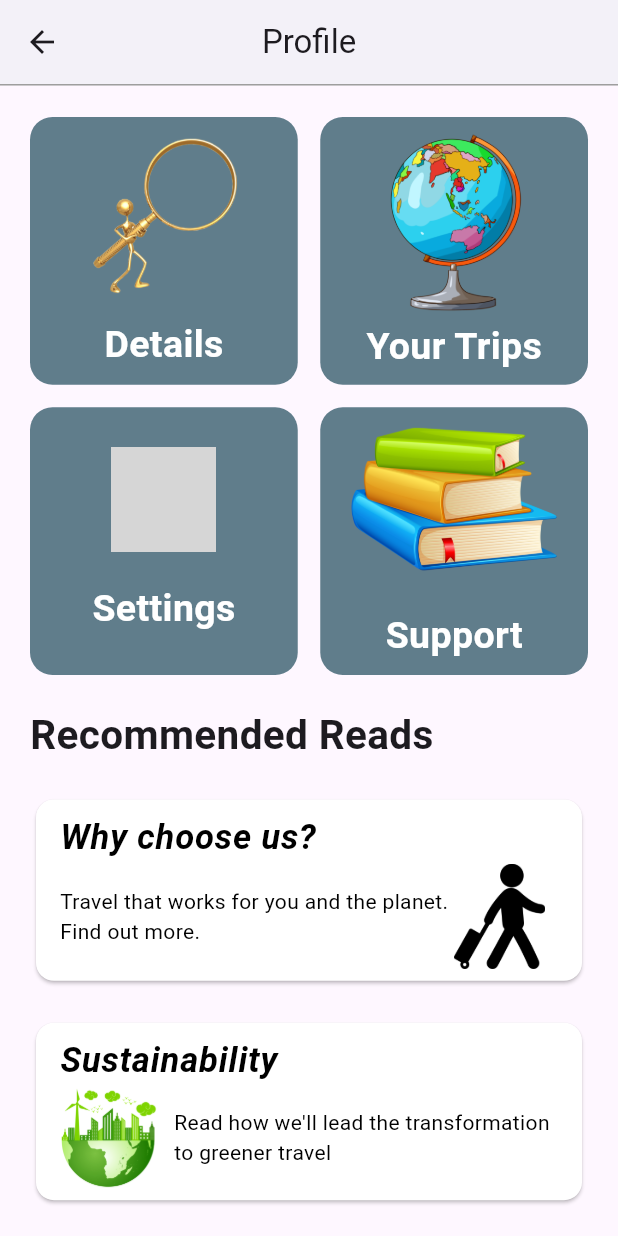
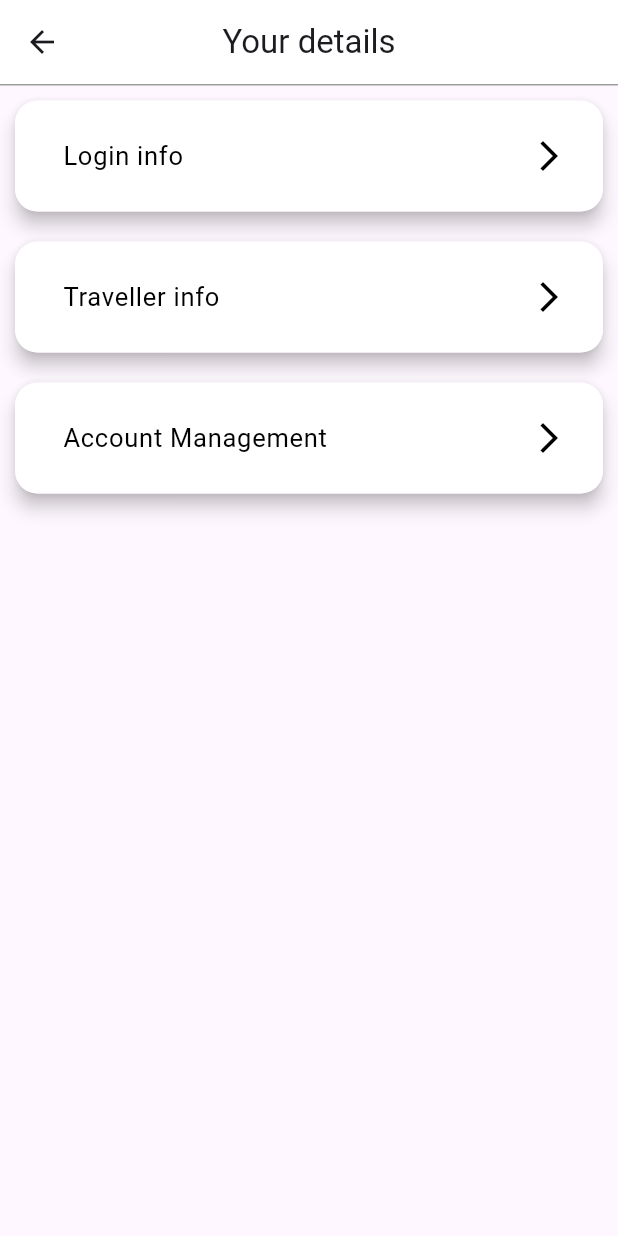
Before and after one commit to AyonDebnath/FLIGHT-SAVVY-APP, a Flutter app: the ProfilePage screen opened directly with empty values, scrolled down 318 dp, after a tap on "Details", on a phone screen of 412 x 824 dp. Run offline on Flutter 3.47's test engine with Material 3 defaults, Android fonts, the light colour scheme and no system bars; our stand-ins replace animated_toggle_switch, cloud_firestore, csv, curved_navigation_bar, firebase_auth, firebase_core and 5 more; accounts and stored records are empty; grey boxes are pictures that could not be loaded.

Commit message:
details_view.dart added

```diff
--- /dev/null
+++ b/flight_savvy/lib/view/details_view.dart
@@ -0,0 +1,112 @@
+import 'package:flutter/material.dart';
+
+class details extends StatefulWidget {
+  const details({super.key});
+
+  @override
+  State<details> createState() => _detailsState();
+}
+
+class _detailsState extends State<details> {
+  @override
+  Widget build(BuildContext context) {
+    return Scaffold(
+      appBar: AppBar(
+        title: Text('Your details'),
+        centerTitle: true,
+        backgroundColor: Colors.white,
+        bottom: PreferredSize(
+          preferredSize: Size.fromHeight(1.0),
+          child: Container(
+            color: Colors.grey,
+            height: 1.0,
+          ), // Set the preferred size of the underline
+        ),
+        leading: IconButton(
+          icon: Icon(Icons.arrow_back),
+          onPressed: () {
+            // Handle back button press
+            Navigator.of(context).pop();
+          },
+        ),
+      ),
+      body: CardList(),
+    );
+  }
+}
+
+
+class CardList extends StatelessWidget {
+  @override
+  Widget build(BuildContext context) {
+    return Column(
+      children: <Widget>[
+        _buildClickableCard(
+          title: 'Login info',
+          subtitle: '',
+          color: Colors.white,
+          index: 0,
+        ),
+        _buildClickableCard(
+          title: 'Traveller info',
+          subtitle: '',
+          color: Colors.white,
+          index: 1,
+        ),
+        _buildClickableCard(
+          title: 'Account Management',
+          subtitle: '',
+          color: Colors.white,
+          index: 1,
+        ),
+        // Add more cards as needed
+      ],
+    );
+  }
+
+  Widget _buildClickableCard({required String title, required String subtitle, required Color color, required int index}) {
+    return GestureDetector(
+      onTap: () {
+        print("index:$index pressed");
+      },
+      child: Card(
+        elevation: 5.0,
+        margin: EdgeInsets.all(10.0),
+        shape: RoundedRectangleBorder(
+          borderRadius: BorderRadius.circular(15.0),
+        ),
+        child: Container(
+          decoration: BoxDecoration(
+            color: color,
+            borderRadius: BorderRadius.circular(15.0),
+          ),
+          child: ListTile(
+            title: Padding(
+              padding: const EdgeInsets.all(8.0),
+              child: Padding(
+                padding: const EdgeInsets.all(8.0),
+                child: Text(
+                  title,
+                  style: TextStyle(
+                    color: Colors.black,
+                    fontSize: 17,
+                  ),
+                ),
+              ),
+            ),
+            // subtitle: Text(
+            //   subtitle,
+            //   style: TextStyle(
+            //     color: Colors.black,
+            //   ),
+            // ),
+            trailing: Icon(
+              Icons.arrow_forward_ios,
+              color: Colors.black,
+            ),
+          ),
+        ),
+      ),
+    );
+  }
+}
--- a/flight_savvy/lib/view/profile_view.dart
+++ b/flight_savvy/lib/view/profile_view.dart
@@ -1,8 +1,8 @@
 import 'package:firebase_auth/firebase_auth.dart';
-import 'package:flight_savvy/view/HomePage.dart';
 import 'package:flutter/material.dart';
 import 'homepage_view.dart';
 import 'login_view.dart';
+import 'details_view.dart';
 
 class Profile extends StatefulWidget {
   final String username;
@@ -151,7 +151,9 @@ class ProfilePage extends StatelessWidget {
                   return GestureDetector(
                     onTap: () {
                       // Handle tap on the grid item
-                      print('Tapped on item $index');
+                      Navigator.of(context).push(
+                        MaterialPageRoute(builder: (context) => details()),
+                      );
                     },
                     child: Container(
                       decoration: BoxDecoration(
--- a/flight_savvy/pubspec.yaml
+++ b/flight_savvy/pubspec.yaml
@@ -112,5 +112,5 @@ flutter:
     - assets/sustainable.png
     - assets/images/logo.png
     - lib/assets/airpots.csv
-    - lib\assets\airplane background.png
-    - lib\assets\floght_logo.png
+    - lib/assets/airplane background.png
+    - lib/assets/floght_logo.png
```
Also changed, not shown: flight_savvy/pubspec.lock.
